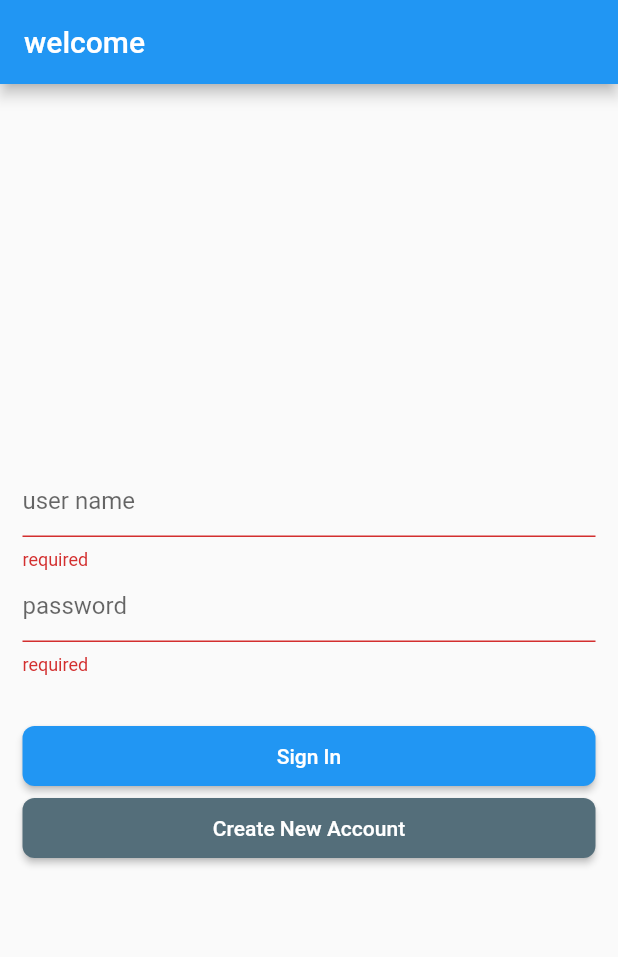
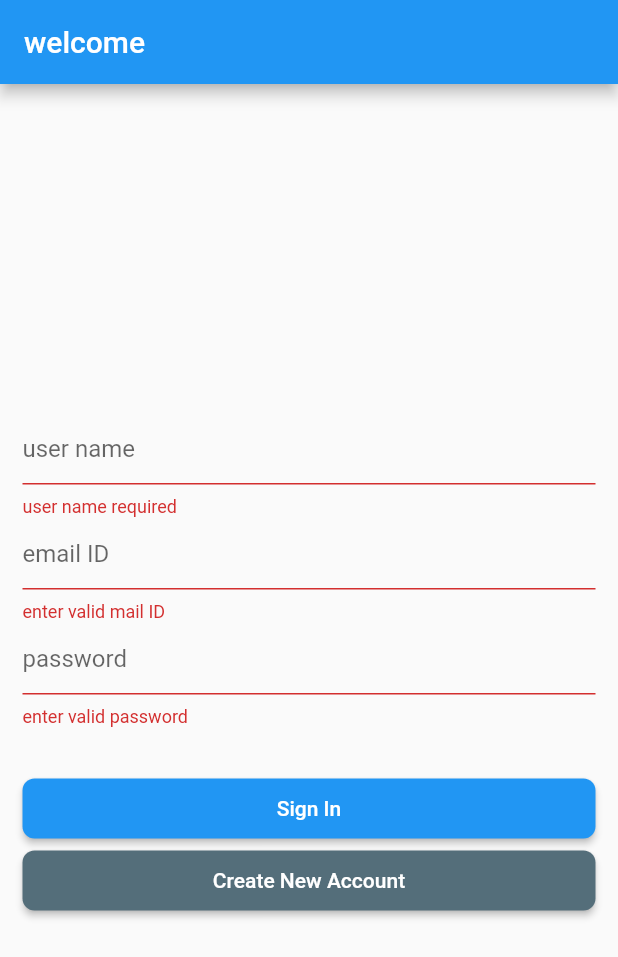
Before and after one commit to abhijithVM/allianze-infosoft-, a Flutter app: the screen it shows after launch, after a tap on "Sign In", on a phone screen of 412 x 824 dp. Shown: the top 957 px of the screen. Run offline on Flutter 3.47's test engine with Material 2 defaults, Android fonts, the phone set to English and light mode, and no system bars; our stand-ins replace equatable, firebase_auth, firebase_core; accounts and stored records are empty.

Commit message:
signin user

```diff
--- a/lib/main.dart
+++ b/lib/main.dart
@@ -1,11 +1,12 @@
 // ignore_for_file: must_be_immutable
 
 import 'package:allianze/views/auth/signin.dart';
+import 'package:firebase_core/firebase_core.dart';
 import 'package:flutter/material.dart';
 
 void main() async {
   WidgetsFlutterBinding.ensureInitialized();
-
+  await Firebase.initializeApp();
   runApp(const MyApp());
 }
 
--- a/lib/views/auth/signin.dart
+++ b/lib/views/auth/signin.dart
@@ -1,5 +1,7 @@
 import 'package:allianze/core/common_widget/custom_button.dart';
 import 'package:allianze/core/common_widget/input_filed.dart';
+import 'package:allianze/core/services/auth.dart';
+import 'package:flutter/cupertino.dart';
 import 'package:flutter/material.dart';
 
 class SignInScreen extends StatefulWidget {
@@ -12,7 +14,11 @@ class SignInScreen extends StatefulWidget {
 class _SignInScreenState extends State<SignInScreen> {
   final TextEditingController _nameControler = TextEditingController();
   final TextEditingController _passControler = TextEditingController();
-  final _formKey = GlobalKey<FormState>();
+  final TextEditingController _mailControler = TextEditingController();
+  final GlobalKey<FormState> _formKey = GlobalKey<FormState>();
+  bool _isLoading = false;
+
+  final AuthenticationMethod _authenticationMethod = AuthenticationMethod();
   @override
   Widget build(BuildContext context) {
     return Scaffold(
@@ -25,7 +31,8 @@ class _SignInScreenState extends State<SignInScreen> {
             height: MediaQuery.of(context).size.height - 50,
             child: Form(
               key: _formKey,
-              child: Column(
+              child: !_isLoading
+                  ? Column(
                       mainAxisAlignment: MainAxisAlignment.center,
                       crossAxisAlignment: CrossAxisAlignment.center,
                       mainAxisSize: MainAxisSize.max,
@@ -33,21 +40,33 @@ class _SignInScreenState extends State<SignInScreen> {
                         TextFormField(
                           controller: _nameControler,
                           decoration: customInputDecoration(hint: "user name"),
-                    validator: (String? value) {
+                          validator: (value) {
                             if (value!.isEmpty) {
-                        return ('required');
+                              return ('user name required');
                             }
                             return null;
                           },
                         ),
                         TextFormField(
+                          controller: _mailControler,
+                          decoration: customInputDecoration(hint: "email ID"),
+                          validator: (val) {
+                            String pattern =
+                                r'^(([^<>()[\]\\.,;:\s@\"]+(\.[^<>()[\]\\.,;:\s@\"]+)*)|(\".+\"))@((\[[0-9]{1,3}\.[0-9]{1,3}\.[0-9]{1,3}\.[0-9]{1,3}\])|(([a-zA-Z\-0-9]+\.)+[a-zA-Z]{2,}))$';
+                            RegExp regex = RegExp(pattern);
+                            return !regex.hasMatch(val ?? "") || val!.isEmpty
+                                ? "enter valid mail ID"
+                                : null;
+                          },
+                        ),
+                        TextFormField(
+                          obscureText: true,
                           controller: _passControler,
                           decoration: customInputDecoration(hint: "password"),
-                    validator: (String? value) {
-                      if (value!.isEmpty) {
-                        return ('required');
-                      }
-                      return null;
+                          validator: (value) {
+                            return (value!.isEmpty || value.length < 6)
+                                ? ('enter valid password')
+                                : null;
                           },
                         ),
                         const SizedBox(height: 30),
@@ -57,7 +76,7 @@ class _SignInScreenState extends State<SignInScreen> {
                               if (!_formKey.currentState!.validate()) {
                                 return;
                               } else if (_formKey.currentState!.validate()) {
-                          // userSignIn();
+                                userSignIn();
                                 _formKey.currentState!.save();
                               }
                             },
@@ -68,11 +87,24 @@ class _SignInScreenState extends State<SignInScreen> {
                           color: Colors.blueGrey.shade600,
                         )
                       ],
-              ),
+                    )
+                  : const Center(child: CupertinoActivityIndicator(radius: 66)),
             ),
           ),
         ),
       )),
     );
   }
+
+  void userSignIn() {
+    if (_formKey.currentState!.validate()) {
+      _authenticationMethod
+          .signInWithMailPassword(
+              mail: _mailControler.text, passWord: _passControler.text)
+          .then((value) => debugPrint("signIn screen" + value.toString()));
+      setState(() {
+        _isLoading = true;
+      });
     }
+  }
+}
```
Also changed, not shown: 1 other file. Lines whose indentation alone changed are shown as unchanged.
